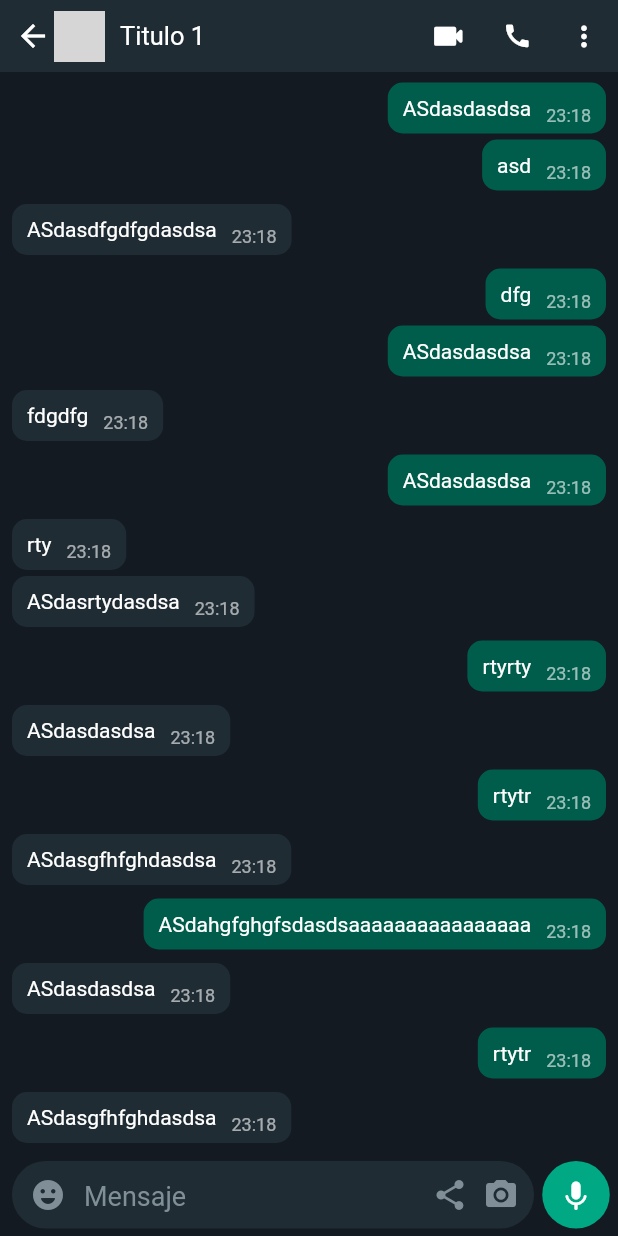
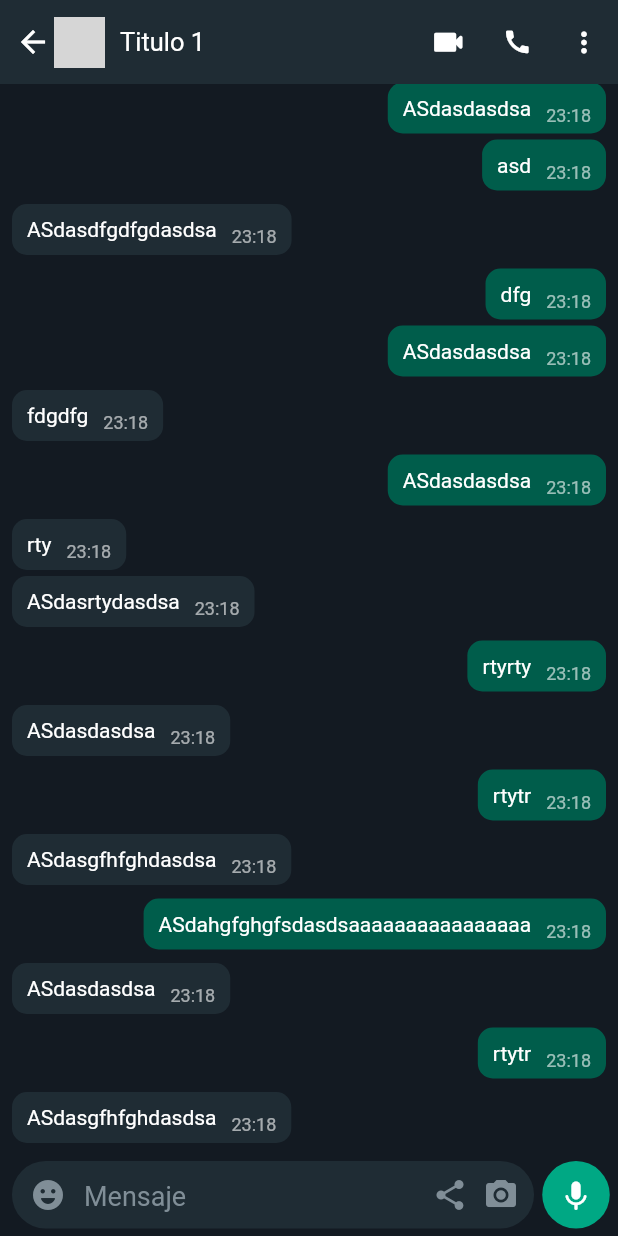
Before and after one commit to MatiasSalomon01/Chat-App, a Flutter app: the screen it shows after launch, after a tap on "Titulo 1", on a phone screen of 412 x 824 dp. Run offline on Flutter 3.47's test engine with Material 2 defaults, Android fonts, the phone set to English and light mode, and no system bars; missing offline and left inert: signalr_core; network calls fail; grey boxes are pictures that could not be loaded.

Commit message:
app bar height

```diff
--- a/chat_app_frontend/lib/widgets/custom_app_bar_chat_widget.dart
+++ b/chat_app_frontend/lib/widgets/custom_app_bar_chat_widget.dart
@@ -8,7 +8,7 @@ import 'widgets.dart';
 class CustomAppBarChat extends StatelessWidget implements PreferredSizeWidget {
   const CustomAppBarChat({super.key, required this.chat});
   final Chat chat;
-
+  final double appBarHeight = kToolbarHeight;
   @override
   Widget build(BuildContext context) {
     return PreferredSize(
@@ -16,7 +16,7 @@ class CustomAppBarChat extends StatelessWidget implements PreferredSizeWidget {
       child: SafeArea(
         child: Container(
           color: primary,
-          height: kTextTabBarHeight,
+          height: appBarHeight,
           width: MediaQuery.of(context).size.width,
           child: Row(
             children: [
@@ -66,5 +66,5 @@ class CustomAppBarChat extends StatelessWidget implements PreferredSizeWidget {
   }
 
   @override
-  Size get preferredSize => const Size.fromHeight(kToolbarHeight);
+  Size get preferredSize => Size.fromHeight(appBarHeight);
 }
```
